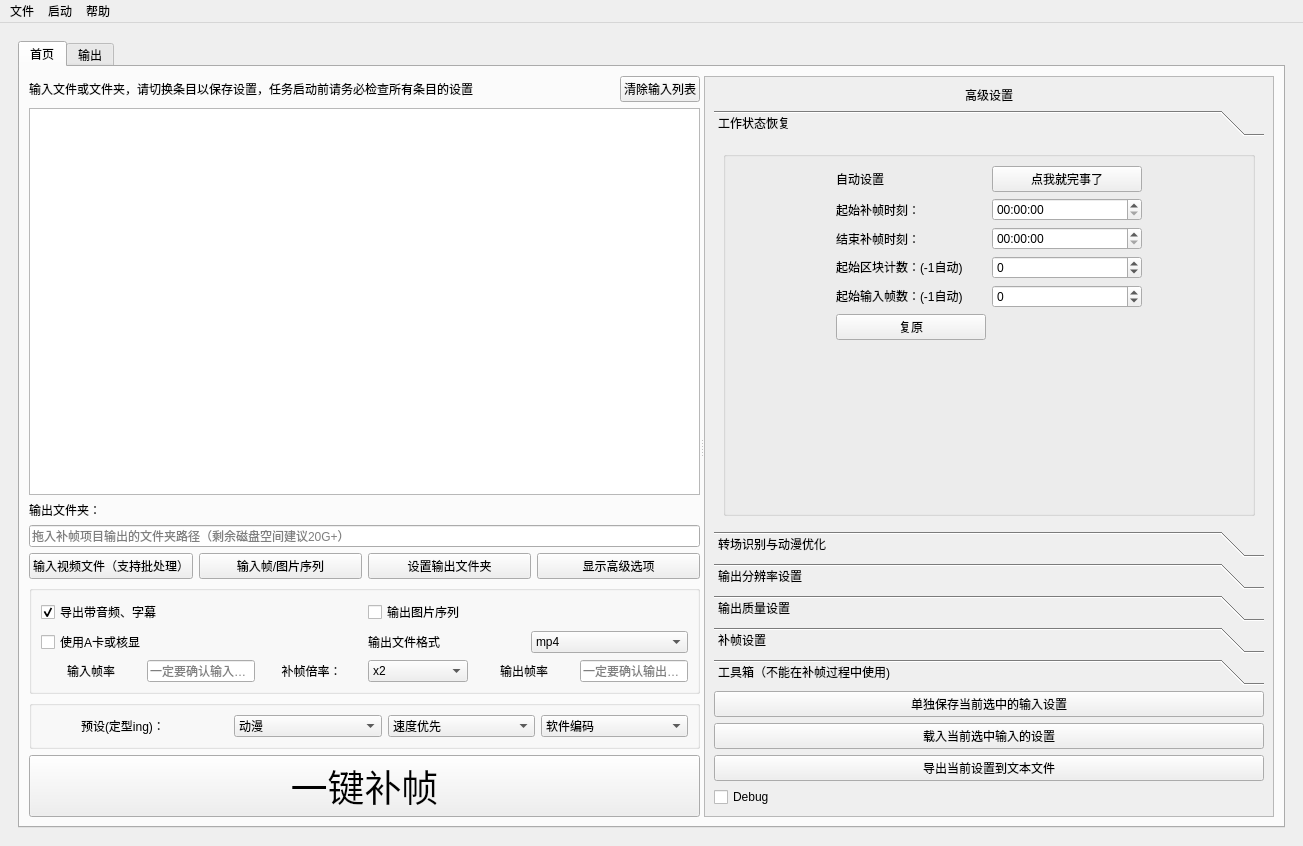
The window that Utils/SVFI_UI.ui (100wman/RIFE_GUI) describes before a commit, drawn with Qt 5.
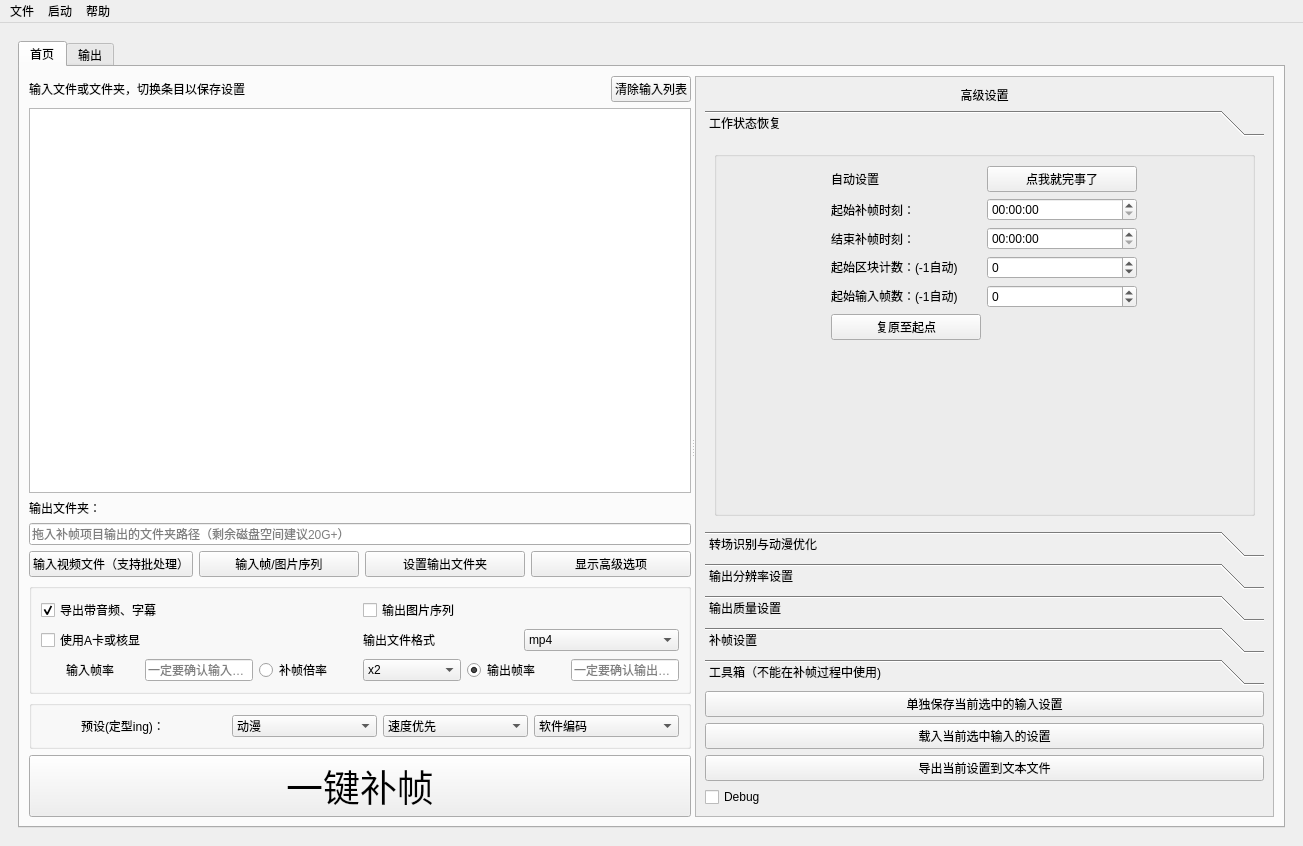
The same window after the commit. The open tabs and pages were chosen to show the change. Custom widgets are drawn as their Qt base class.

Commit message: Update SVFI 3.4.4 1. Fix several GUI Configuration System Errors 2. Optimize several GUI configuration work flows(add task_id mannual control) 3. Optimize Resolution Resize Check Control(resize not in string) 4. Add Exp/OutputFPS Lock 5. Disable rife_work_event to try to prevent obstruction

```diff
--- a/Utils/SVFI_UI.ui
+++ b/Utils/SVFI_UI.ui
@@ -247,21 +247,12 @@
                      </widget>
                     </item>
                     <item>
-                     <widget class="QLabel" name="InterpExpReminder">
-                      <property name="sizePolicy">
-                       <sizepolicy hsizetype="Preferred" vsizetype="Fixed">
-                        <horstretch>0</horstretch>
-                        <verstretch>0</verstretch>
-                       </sizepolicy>
-                      </property>
-                      <property name="toolTip">
-                       <string>&lt;html&gt;&lt;head/&gt;&lt;body&gt;&lt;p&gt;该倍率仅当输入为&lt;span style=&quot; font-weight:600;&quot;&gt;图片序列时&lt;/span&gt;生效，其余情况仅作为计算按钮&lt;/p&gt;&lt;p&gt;输入为图片序列时，会按照补帧倍率多倍复制图片输入到补帧流，并最终按照输出帧率压制输出&lt;/p&gt;&lt;/body&gt;&lt;/html&gt;</string>
-                      </property>
+                     <widget class="QRadioButton" name="InterpExpReminder">
                       <property name="text">
-                       <string>补帧倍率：</string>
+                       <string>补帧倍率</string>
                       </property>
-                      <property name="alignment">
-                       <set>Qt::AlignCenter</set>
+                      <property name="checked">
+                       <bool>false</bool>
                       </property>
                      </widget>
                     </item>
@@ -309,21 +300,12 @@
                      </widget>
                     </item>
                     <item>
-                     <widget class="QLabel" name="OutputFPSReminder">
-                      <property name="sizePolicy">
-                       <sizepolicy hsizetype="Preferred" vsizetype="Fixed">
-                        <horstretch>0</horstretch>
-                        <verstretch>0</verstretch>
-                       </sizepolicy>
-                      </property>
-                      <property name="toolTip">
-                       <string>&lt;html&gt;&lt;head/&gt;&lt;body&gt;&lt;p&gt;当输入为&lt;span style=&quot; font-weight:600;&quot;&gt;图片序列，&lt;/span&gt;使用非输入帧率倍数的输出帧率可能会导致时长问题&lt;/p&gt;&lt;/body&gt;&lt;/html&gt;</string>
-                      </property>
+                     <widget class="QRadioButton" name="OutputFPSReminder">
                       <property name="text">
                        <string>输出帧率</string>
                       </property>
-                      <property name="alignment">
-                       <set>Qt::AlignCenter</set>
+                      <property name="checked">
+                       <bool>true</bool>
                       </property>
                      </widget>
                     </item>
@@ -462,7 +444,7 @@
                     </sizepolicy>
                    </property>
                    <property name="text">
-                    <string>输入文件或文件夹，请切换条目以保存设置，任务启动前请务必检查所有条目的设置</string>
+                    <string>输入文件或文件夹，切换条目以保存设置</string>
                    </property>
                   </widget>
                  </item>
@@ -596,7 +578,7 @@
                    <rect>
                     <x>0</x>
                     <y>0</y>
-                    <width>557</width>
+                    <width>549</width>
                     <height>724</height>
                    </rect>
                   </property>
@@ -652,7 +634,7 @@
                        <rect>
                         <x>0</x>
                         <y>0</y>
-                        <width>539</width>
+                        <width>531</width>
                         <height>421</height>
                        </rect>
                       </property>
@@ -895,7 +877,7 @@
                             <item row="7" column="0">
                              <widget class="QPushButton" name="RefreshStartInfo">
                               <property name="text">
-                               <string>复原</string>
+                               <string>复原至起点</string>
                               </property>
                              </widget>
                             </item>
```
Left out of the diff: 16 changed lines with no effect on the pictures. The commit also changes 10 other files.
